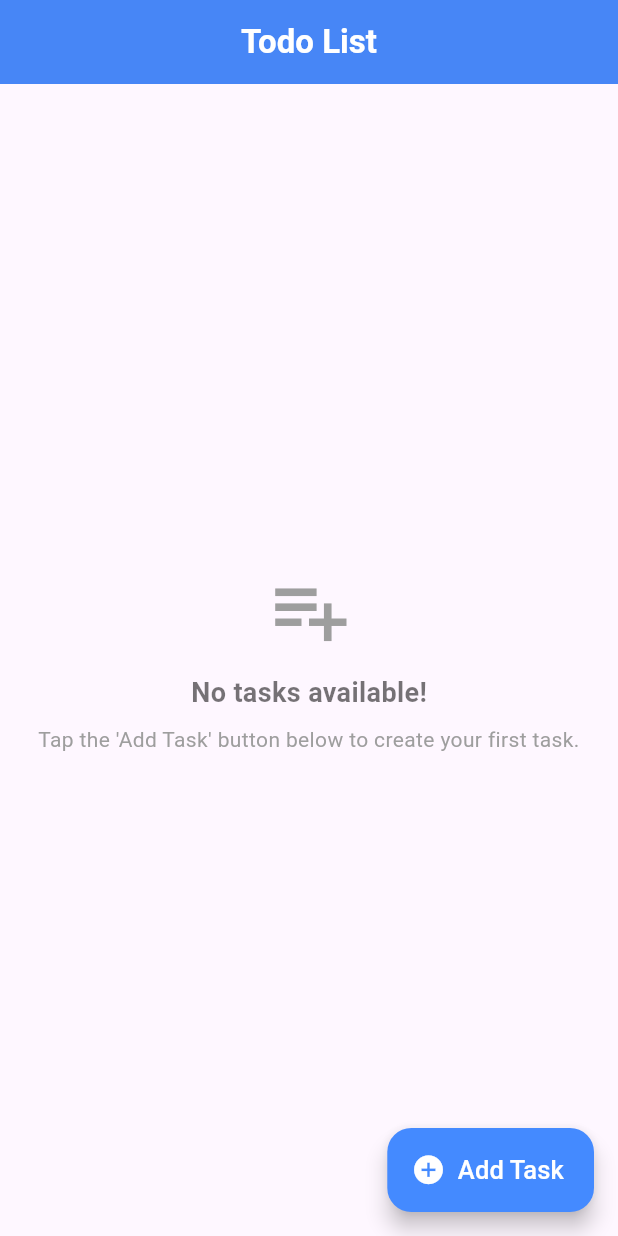
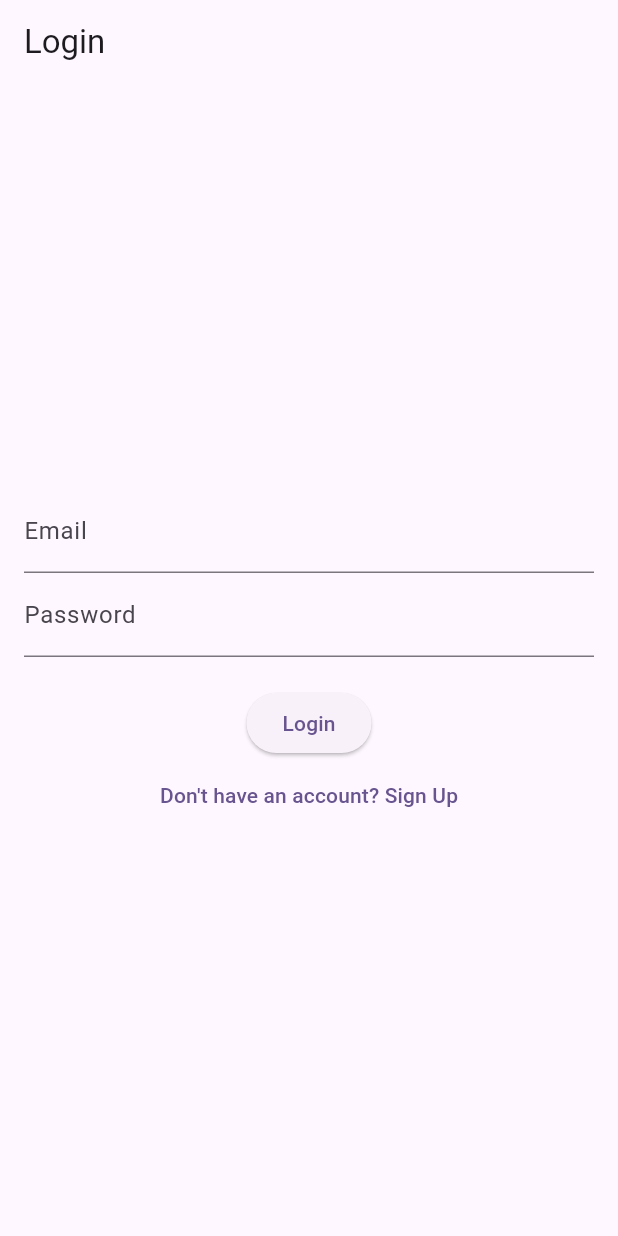
Before and after one commit to PratyushRajMishra/flutter_assingment_todo, a Flutter app: the screen it shows after launch, on a phone screen of 412 x 824 dp. Run offline on Flutter 3.47's test engine with Material 3 defaults, Android fonts, the light colour scheme and no system bars; our stand-ins replace bloc, cloud_firestore, equatable, firebase_auth, firebase_core, flutter_bloc; accounts and stored records are empty.

Commit message:
authentication successful

```diff
--- /dev/null
+++ b/lib/authentication/authEvent.dart
@@ -0,0 +1,36 @@
+import 'package:equatable/equatable.dart';
+
+abstract class AuthEvent extends Equatable {
+  @override
+  List<Object?> get props => [];
+}
+
+class LoginEvent extends AuthEvent {
+  final String email;
+  final String password;
+
+  LoginEvent({required this.email, required this.password});
+
+  @override
+  List<Object?> get props => [email, password];
+}
+
+class SignupEvent extends AuthEvent {
+  final String firstName;
+  final String lastName;
+  final String email;
+  final String password;
+
+  SignupEvent({
+    required this.firstName,
+    required this.lastName,
+    required this.email,
+    required this.password,
+  });
+
+  @override
+  List<Object?> get props => [firstName, lastName, email, password];
+}
+
+// ✅ Define LogoutEvent
+class LogoutEvent extends AuthEvent {}
--- /dev/null
+++ b/lib/authentication/auth_bloc.dart
@@ -0,0 +1,146 @@
+import 'package:bloc/bloc.dart';
+import 'package:firebase_auth/firebase_auth.dart';
+import 'package:cloud_firestore/cloud_firestore.dart';
+import 'package:equatable/equatable.dart';
+
+/// AUTH EVENTS
+abstract class AuthEvent extends Equatable {
+  @override
+  List<Object> get props => [];
+}
+
+class SignupEvent extends AuthEvent {
+  final String firstName;
+  final String lastName;
+  final String email;
+  final String password;
+
+  SignupEvent({
+    required this.firstName,
+    required this.lastName,
+    required this.email,
+    required this.password,
+  });
+
+  @override
+  List<Object> get props => [firstName, lastName, email, password];
+}
+
+class LoginEvent extends AuthEvent {
+  final String email;
+  final String password;
+
+  LoginEvent({required this.email, required this.password});
+
+  @override
+  List<Object> get props => [email, password];
+}
+
+class LogoutEvent extends AuthEvent {}
+
+/// AUTH STATES
+abstract class AuthState extends Equatable {
+  @override
+  List<Object?> get props => [];
+}
+
+class AuthInitial extends AuthState {}
+
+class AuthLoading extends AuthState {}
+
+/// ✅ Updated AuthAuthenticated to include Firestore user data
+class AuthAuthenticated extends AuthState {
+  final User user;
+  final Map<String, dynamic> userData; // Store Firestore user data
+
+  AuthAuthenticated({required this.user, required this.userData});
+
+  @override
+  List<Object?> get props => [user, userData];
+}
+
+class AuthFailure extends AuthState {
+  final String message;
+
+  AuthFailure({required this.message});
+
+  @override
+  List<Object?> get props => [message];
+}
+
+/// AUTH BLOC
+class AuthBloc extends Bloc<AuthEvent, AuthState> {
+  final FirebaseAuth _auth = FirebaseAuth.instance;
+  final FirebaseFirestore _firestore = FirebaseFirestore.instance;
+
+  AuthBloc() : super(AuthInitial()) {
+    on<SignupEvent>(_onSignup);
+    on<LoginEvent>(_onLogin);
+    on<LogoutEvent>(_onLogout);
+  }
+
+  /// ✅ SIGNUP (Store user data in Firestore)
+  Future<void> _onSignup(SignupEvent event, Emitter<AuthState> emit) async {
+    emit(AuthLoading());
+    try {
+      UserCredential userCredential = await _auth.createUserWithEmailAndPassword(
+        email: event.email,
+        password: event.password,
+      );
+
+      User? user = userCredential.user;
+
+      if (user != null) {
+        // ✅ Store user data in Firestore
+        await _firestore.collection('users').doc(user.uid).set({
+          'firstName': event.firstName,
+          'lastName': event.lastName,
+          'email': event.email,
+          'createdAt': Timestamp.now(),
+        });
+
+        // ✅ Retrieve stored user data
+        DocumentSnapshot userDoc = await _firestore.collection('users').doc(user.uid).get();
+        Map<String, dynamic> userData = userDoc.data() as Map<String, dynamic>? ?? {};
+
+        emit(AuthAuthenticated(user: user, userData: userData));
+      }
+    } catch (e) {
+      emit(AuthFailure(message: "Signup failed: ${e.toString()}"));
+    }
+  }
+
+  /// ✅ LOGIN (Retrieve user data from Firestore)
+  Future<void> _onLogin(LoginEvent event, Emitter<AuthState> emit) async {
+    emit(AuthLoading());
+    try {
+      UserCredential userCredential = await _auth.signInWithEmailAndPassword(
+        email: event.email,
+        password: event.password,
+      );
+
+      User? user = userCredential.user;
+      if (user != null) {
+        // ✅ Fetch user data from Firestore
+        DocumentSnapshot userDoc = await _firestore.collection('users').doc(user.uid).get();
+        Map<String, dynamic> userData = userDoc.data() as Map<String, dynamic>? ?? {};
+
+        emit(AuthAuthenticated(user: user, userData: userData));
+      } else {
+        emit(AuthFailure(message: "Login failed: User not found"));
+      }
+    } catch (e) {
+      emit(AuthFailure(message: "Login failed: ${e.toString()}"));
+    }
+  }
+
+  /// ✅ LOGOUT FUNCTION
+  Future<void> _onLogout(LogoutEvent event, Emitter<AuthState> emit) async {
+    try {
+      await _auth.signOut();
+      emit(AuthInitial());
+    } catch (e) {
+      emit(AuthFailure(message: "Logout failed: ${e.toString()}"));
+    }
+  }
+}
--- /dev/null
+++ b/lib/authentication/loginPage.dart
@@ -0,0 +1,102 @@
+import 'package:flutter/material.dart';
+import 'package:flutter_bloc/flutter_bloc.dart';
+import 'auth_bloc.dart';
+import '../homePage.dart';
+import 'signupPage.dart'; // Import SignupPage
+
+class LoginPage extends StatefulWidget {
+  @override
+  _LoginPageState createState() => _LoginPageState();
+}
+
+class _LoginPageState extends State<LoginPage> {
+  final TextEditingController emailController = TextEditingController();
+  final TextEditingController passwordController = TextEditingController();
+
+  final _formKey = GlobalKey<FormState>(); // Form key for validation
+
+  @override
+  Widget build(BuildContext context) {
+    return Scaffold(
+      appBar: AppBar(title: const Text('Login')),
+      body: Padding(
+        padding: const EdgeInsets.all(16.0),
+        child: Form(
+          key: _formKey,
+          child: Column(
+            mainAxisAlignment: MainAxisAlignment.center,
+            children: [
+              TextFormField(
+                controller: emailController,
+                decoration: const InputDecoration(labelText: 'Email'),
+                keyboardType: TextInputType.emailAddress,
+                validator: (value) {
+                  if (value == null || value.isEmpty) {
+                    return 'Please enter your email';
+                  }
+                  return null;
+                },
+              ),
+              TextFormField(
+                controller: passwordController,
+                decoration: const InputDecoration(labelText: 'Password'),
+                obscureText: true,
+                validator: (value) {
+                  if (value == null || value.isEmpty) {
+                    return 'Please enter your password';
+                  }
+                  return null;
+                },
+              ),
+              const SizedBox(height: 20),
+              BlocConsumer<AuthBloc, AuthState>(
+                listener: (context, state) {
+                  if (state is AuthAuthenticated) {
+                    ScaffoldMessenger.of(context).showSnackBar(
+                      const SnackBar(content: Text('Login Successful')),
+                    );
+                    Navigator.pushReplacement(
+                      context,
+                      MaterialPageRoute(builder: (context) => const HomePage()),
+                    );
+                  } else if (state is AuthFailure) {
+                    ScaffoldMessenger.of(context).showSnackBar(
+                      SnackBar(content: Text(state.message)),
+                    );
+                  }
+                },
+                builder: (context, state) {
+                  if (state is AuthLoading) {
+                    return const CircularProgressIndicator();
+                  }
+                  return ElevatedButton(
+                    onPressed: () {
+                      if (_formKey.currentState!.validate()) {
+                        context.read<AuthBloc>().add(
+                          LoginEvent(
+                            email: emailController.text.trim(),
+                            password: passwordController.text.trim(),
+                          ),
+                        );
+                      }
+                    },
+                    child: const Text('Login'),
+                  );
+                },
+              ),
+              TextButton(
+                onPressed: () {
+                  Navigator.push(
+                    context,
+                    MaterialPageRoute(builder: (context) => SignupPage()),
+                  );
+                },
+                child: const Text("Don't have an account? Sign Up"),
+              ),
+            ],
+          ),
+        ),
+      ),
+    );
+  }
+}
--- a/lib/homePage.dart
+++ b/lib/homePage.dart
@@ -1,5 +1,8 @@
 import 'dart:async';
+import 'package:cloud_firestore/cloud_firestore.dart';
+import 'package:firebase_auth/firebase_auth.dart';
 import 'package:flutter/material.dart';
+import 'package:flutter_assingment_todo/profilePage.dart';
 import 'package:flutter_assingment_todo/taskDetailPage.dart';
 import 'package:flutter_bloc/flutter_bloc.dart';
 import 'package:intl/intl.dart';
@@ -14,18 +17,67 @@
 }
 
 class _HomePageState extends State<HomePage> {
+  String initials = ""; // Store user initials
+
+  @override
+  void initState() {
+    super.initState();
+    _fetchUserInitials();
+  }
+
+  Future<void> _fetchUserInitials() async {
+    User? user = FirebaseAuth.instance.currentUser;
+
+    if (user != null) {
+      DocumentSnapshot userDoc =
+      await FirebaseFirestore.instance.collection('users').doc(user.uid).get();
+
+      if (userDoc.exists) {
+        String firstName = userDoc['firstName'] ?? "";
+        String lastName = userDoc['lastName'] ?? "";
+
+        setState(() {
+          initials = "${firstName.isNotEmpty ? firstName[0] : ''}${lastName.isNotEmpty ? lastName[0] : ''}".toUpperCase();
+        });
+      }
+    }
+  }
+
   @override
   Widget build(BuildContext context) {
     return Scaffold(
       appBar: AppBar(
+        automaticallyImplyLeading: false,
         title: const Text(
           'Todo List',
           style: TextStyle(fontSize: 22, fontWeight: FontWeight.bold),
         ),
-        centerTitle: true,
+        centerTitle: false,
         backgroundColor: Colors.blueAccent,
         foregroundColor: Colors.white,
         elevation: 3,
+        actions: [
+          GestureDetector(
+            onTap: () {
+              Navigator.push(
+                context,
+                MaterialPageRoute(builder: (context) => const ProfilePage()),
+              );
+            },
+            child: Padding(
+              padding: const EdgeInsets.only(right: 16.0),
+              child: CircleAvatar(
+                backgroundColor: Colors.white,
+                foregroundColor: Colors.blueAccent,
+                radius: 18,
+                child: Text(
+                  initials,
+                  style: const TextStyle(fontSize: 18, fontWeight: FontWeight.bold),
+                ),
+              ),
+            ),
+          ),
+        ],
       ),
       body: BlocBuilder<TaskBloc, TaskState>(
         builder: (context, state) {
@@ -36,27 +88,8 @@
               ..sort((a, b) => a.dateTime.compareTo(b.dateTime));
 
             if (tasks.isEmpty) {
-              return Center(
-                child: Column(
-                  mainAxisAlignment: MainAxisAlignment.center,
-                  children: [
-                    const Icon(Icons.playlist_add, size: 60, color: Colors.grey),
-                    const SizedBox(height: 12),
-                    const Text(
-                      "No tasks available!",
-                      style: TextStyle(fontSize: 18, fontWeight: FontWeight.w600, color: Colors.black54),
-                    ),
-                    const SizedBox(height: 8),
-                    const Text(
-                      "Tap the 'Add Task' button below to create your first task.",
-                      textAlign: TextAlign.center,
-                      style: TextStyle(fontSize: 14, color: Colors.grey),
-                    ),
-                  ],
-                ),
-              );
+              return _buildEmptyTaskView();
             }
-
 
             return ListView.builder(
               padding: const EdgeInsets.symmetric(vertical: 12, horizontal: 16),
@@ -66,25 +99,7 @@
               },
             );
           } else {
-            return Center(
-              child: Column(
-                mainAxisAlignment: MainAxisAlignment.center,
-                children: [
-                  const Icon(Icons.playlist_add, size: 60, color: Colors.grey),
-                  const SizedBox(height: 12),
-                  const Text(
-                    "No tasks available!",
-                    style: TextStyle(fontSize: 18, fontWeight: FontWeight.w600, color: Colors.black54),
-                  ),
-                  const SizedBox(height: 8),
-                  const Text(
-                    "Tap the 'Add Task' button below to create your first task.",
-                    textAlign: TextAlign.center,
-                    style: TextStyle(fontSize: 14, color: Colors.grey),
-                  ),
-                ],
-              ),
-            );
+            return _buildEmptyTaskView();
           }
         },
       ),
@@ -101,7 +116,30 @@
       ),
     );
   }
+
+  Widget _buildEmptyTaskView() {
+    return Center(
+      child: Column(
+        mainAxisAlignment: MainAxisAlignment.center,
+        children: [
+          const Icon(Icons.playlist_add, size: 60, color: Colors.grey),
+          const SizedBox(height: 12),
+          const Text(
+            "No tasks available!",
+            style: TextStyle(fontSize: 18, fontWeight: FontWeight.w600, color: Colors.black54),
+          ),
+          const SizedBox(height: 8),
+          const Text(
+            "Tap the 'Add Task' button below to create your first task.",
+            textAlign: TextAlign.center,
+            style: TextStyle(fontSize: 14, color: Colors.grey),
+          ),
+        ],
+      ),
+    );
+  }
 }
+
 
 class TaskCard extends StatefulWidget {
   final Task task;
--- a/lib/main.dart
+++ b/lib/main.dart
@@ -1,19 +1,41 @@
 import 'package:flutter/material.dart';
 import 'package:flutter_bloc/flutter_bloc.dart';
+import 'package:firebase_core/firebase_core.dart';
+import 'authentication/loginPage.dart';
+import 'authentication/auth_bloc.dart';
+import 'authentication/signupPage.dart';
 import 'homePage.dart';
 import 'task_bloc.dart';
 
-void main() {
+void main() async {
+  WidgetsFlutterBinding.ensureInitialized();
+  await Firebase.initializeApp();
   runApp(const MyApp());
 }
 
-class MyApp extends StatelessWidget {
+class MyApp extends StatefulWidget {
   const MyApp({super.key});
 
   @override
+  _MyAppState createState() => _MyAppState();
+}
+
+class _MyAppState extends State<MyApp> {
+  bool showLoginPage = true;
+
+  void toggleScreen() {
+    setState(() {
+      showLoginPage = !showLoginPage;
+    });
+  }
+
+  @override
   Widget build(BuildContext context) {
-    return BlocProvider(
-      create: (context) => TaskBloc(),
+    return MultiBlocProvider(
+      providers: [
+        BlocProvider(create: (context) => TaskBloc()),
+        BlocProvider(create: (context) => AuthBloc()),
+      ],
       child: MaterialApp(
         debugShowCheckedModeBanner: false,
         title: 'Flutter Todo App',
@@ -21,7 +43,7 @@
           colorScheme: ColorScheme.fromSeed(seedColor: Colors.deepPurple),
           useMaterial3: true,
         ),
-        home: HomePage(),
+        home: showLoginPage ? LoginPage() : SignupPage(),
       ),
     );
   }
--- a/pubspec.yaml
+++ b/pubspec.yaml
@@ -37,6 +37,10 @@
   flutter_bloc: ^9.0.0
   equatable: ^2.0.7
   intl: ^0.20.2
+  firebase_core: ^3.12.1
+  cloud_firestore: ^5.6.5
+  firebase_auth: ^5.5.1
+  firebase_storage: ^12.4.4
 
 dev_dependencies:
   flutter_test:
```
Also changed, not shown: lib/authentication/signupPage.dart (added, +150 -0 lines), lib/profilePage.dart (added, +94 -0 lines), firebase.json (added), lib/firebase_options.dart (added), pubspec.lock, 6 other files.
